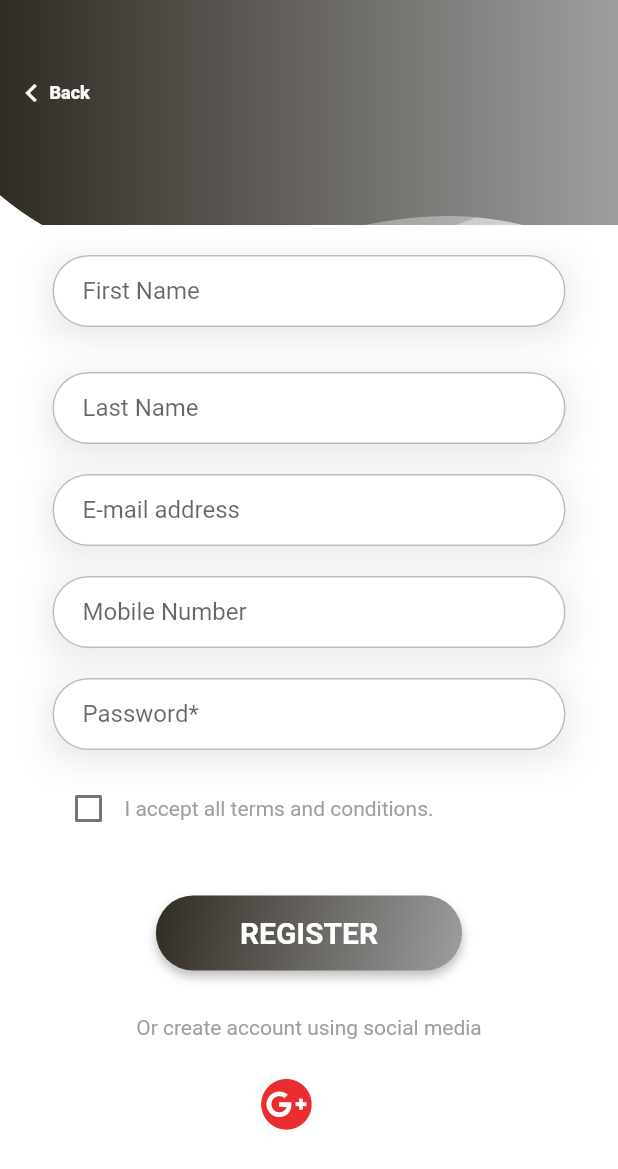
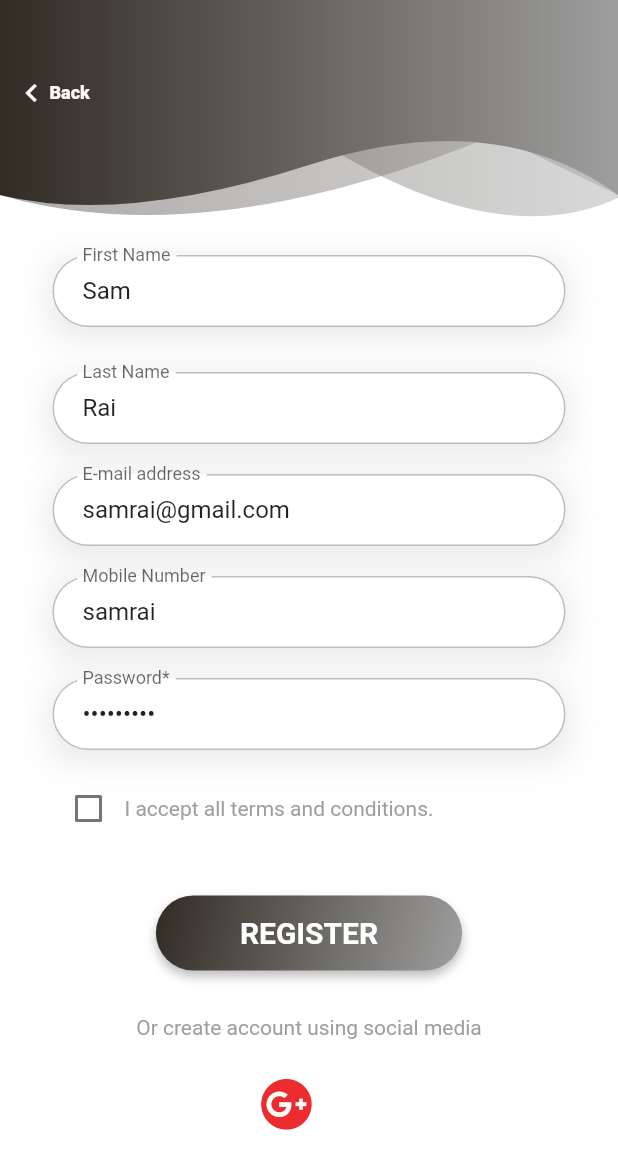
Before and after one commit to Samrai123/lokbook, a Flutter app: the RegisterScreen screen opened directly, on a phone screen of 412 x 824 dp. Shown: the top 1169 px of the screen. Run offline on Flutter 3.47's test engine with Material 2 defaults, Android fonts, the phone set to English and light mode, and no system bars; our stand-ins replace font_awesome_flutter, google_fonts, hexcolor.

Commit message:
controllers

```diff
--- a/lib/screen/register.dart
+++ b/lib/screen/register.dart
@@ -16,6 +16,11 @@ class RegisterScreen extends StatefulWidget {
 }
 
 class _RegisterScreenState extends State<RegisterScreen> {
+  final _fnameController = TextEditingController(text: 'Sam');
+  final _lnameController = TextEditingController(text: 'Rai');
+  final _usernameController = TextEditingController(text: 'samrai');
+  final _passwordController = TextEditingController(text: 'samrai123');
+  final _emailController = TextEditingController(text: 'samrai@gmail.com');
   Widget _backButton() {
     return InkWell(
       onTap: () {
@@ -54,7 +59,7 @@ class _RegisterScreenState extends State<RegisterScreen> {
           children: [
             Container(
               height: 150,
-              child: HeaderWidget(200, false, Icons.person_add_alt_1_rounded),
+              child: HeaderWidget(150, false, Icons.person_add_alt_1_rounded),
             ),
             Positioned(top: 40, left: -1, child: _backButton()),
             Container(
@@ -72,6 +77,7 @@ class _RegisterScreenState extends State<RegisterScreen> {
                         ),
                         Container(
                           child: TextFormField(
+                            controller: _fnameController,
                             decoration: ThemeHelper().textInputDecoration(
                                 'First Name', 'Enter your first name'),
                           ),
@@ -82,6 +88,7 @@ class _RegisterScreenState extends State<RegisterScreen> {
                         ),
                         Container(
                           child: TextFormField(
+                            controller: _lnameController,
                             decoration: ThemeHelper().textInputDecoration(
                                 'Last Name', 'Enter your last name'),
                           ),
@@ -90,6 +97,7 @@ class _RegisterScreenState extends State<RegisterScreen> {
                         SizedBox(height: 20.0),
                         Container(
                           child: TextFormField(
+                            controller: _emailController,
                             decoration: ThemeHelper().textInputDecoration(
                                 "E-mail address", "Enter your email"),
                             keyboardType: TextInputType.emailAddress,
@@ -107,13 +115,13 @@ class _RegisterScreenState extends State<RegisterScreen> {
                         SizedBox(height: 20.0),
                         Container(
                           child: TextFormField(
+                            controller: _usernameController,
                             decoration: ThemeHelper().textInputDecoration(
-                                "Mobile Number", "Enter your mobile number"),
-                            keyboardType: TextInputType.phone,
+                                "Mobile Number", "Enter your Username"),
                             validator: (val) {
                               if (!(val!.isEmpty) &&
                                   !RegExp(r"^(\d+)*$").hasMatch(val)) {
-                                return "Enter a valid phone number";
+                                return "Enter a Username";
                               }
                               return null;
                             },
@@ -123,6 +131,7 @@ class _RegisterScreenState extends State<RegisterScreen> {
                         SizedBox(height: 20.0),
                         Container(
                           child: TextFormField(
+                            controller: _passwordController,
                             obscureText: true,
                             decoration: ThemeHelper().textInputDecoration(
                                 "Password*", "Enter your password"),
```
Also changed, not shown: lib/model/user.dart (added).
